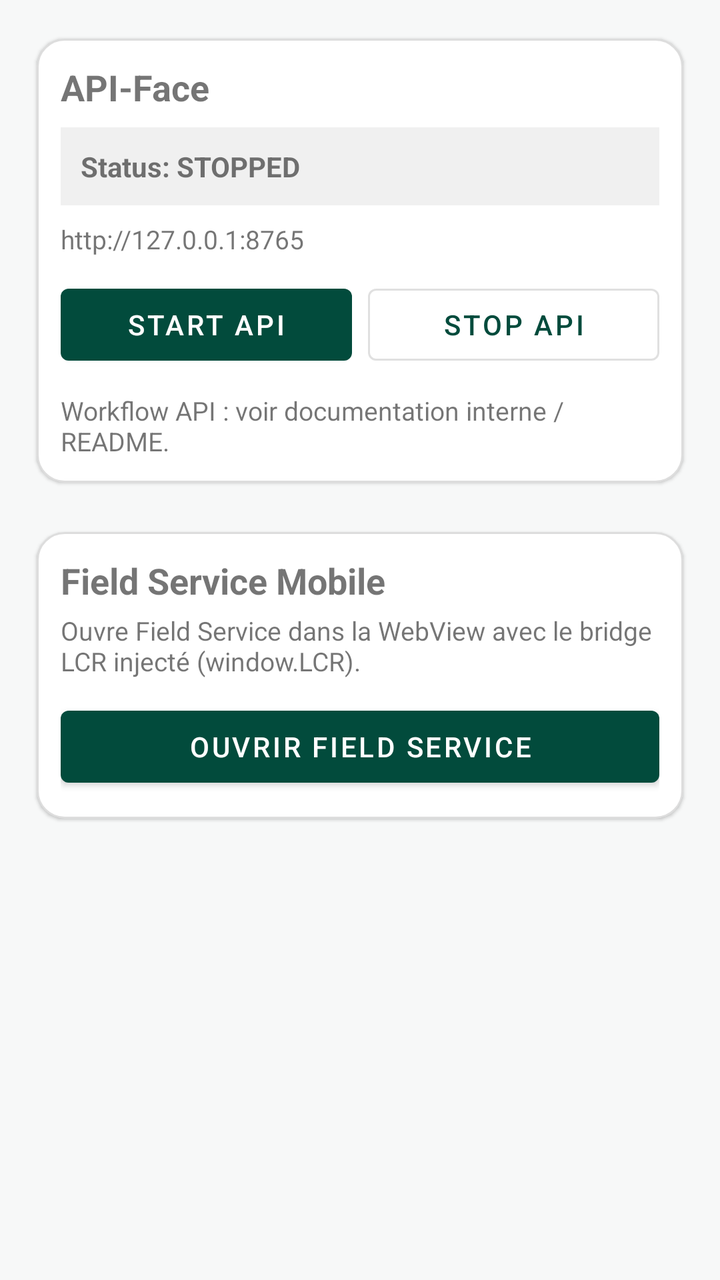
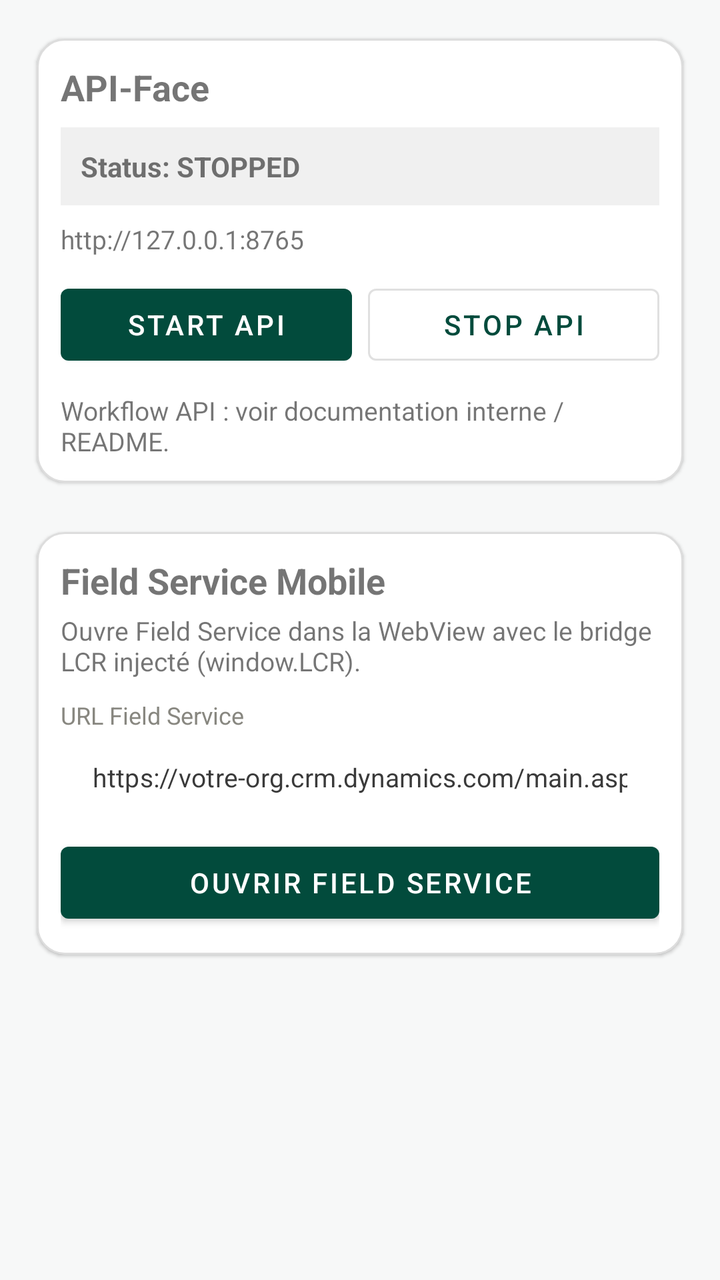

Compare the two renders of this Android layout. The source of the first and the diff that turns it into the second are given below.
<!-- AndroidManifest.xml: application theme Theme.LcrFilgoEnergie -->
<!-- res/layout/fragment_api_face.xml -->
<androidx.core.widget.NestedScrollView xmlns:android="http://schemas.android.com/apk/res/android"
    xmlns:app="http://schemas.android.com/apk/res-auto"
    android:id="@+id/apiFaceRootScroll"
    android:layout_width="match_parent"
    android:layout_height="match_parent"
    android:fillViewport="true"
    android:padding="12dp">

    <LinearLayout
        android:id="@+id/apiFaceRoot"
        android:layout_width="match_parent"
        android:layout_height="wrap_content"
        android:orientation="vertical">

        
        <com.google.android.material.card.MaterialCardView
            android:layout_width="match_parent"
            android:layout_height="wrap_content"
            app:cardUseCompatPadding="true"
            app:cardCornerRadius="14dp"
            app:strokeWidth="1dp"
            app:strokeColor="#22000000">

            <LinearLayout
                android:layout_width="match_parent"
                android:layout_height="wrap_content"
                android:orientation="vertical"
                android:padding="12dp">

                <TextView
                    android:id="@+id/txtApiTitle"
                    android:layout_width="match_parent"
                    android:layout_height="wrap_content"
                    android:text="API‑Face"
                    android:textStyle="bold"
                    android:textSize="18sp" />

                
                <TextView
                    android:id="@+id/txtApiStatus"
                    android:layout_width="match_parent"
                    android:layout_height="wrap_content"
                    android:text="Status: STOPPED"
                    android:textStyle="bold"
                    android:textSize="14sp"
                    android:layout_marginTop="8dp"
                    android:padding="10dp"
                    android:background="#0F000000" />

                
                <TextView
                    android:id="@+id/txtApiUrl"
                    android:layout_width="match_parent"
                    android:layout_height="wrap_content"
                    android:text="http://127.0.0.1:8765"
                    android:textIsSelectable="true"
                    android:textSize="13sp"
                    android:layout_marginTop="8dp" />

                
                <LinearLayout
                    android:layout_width="match_parent"
                    android:layout_height="wrap_content"
                    android:orientation="horizontal"
                    android:layout_marginTop="10dp">

                    <com.google.android.material.button.MaterialButton
                        android:id="@+id/btnApiStart"
                        android:layout_width="0dp"
                        android:layout_height="wrap_content"
                        android:layout_weight="1"
                        android:text="Start API" />

                    <com.google.android.material.button.MaterialButton
                        android:id="@+id/btnApiStop"
                        style="@style/Widget.MaterialComponents.Button.OutlinedButton"
                        android:layout_width="0dp"
                        android:layout_height="wrap_content"
                        android:layout_weight="1"
                        android:layout_marginStart="8dp"
                        android:text="Stop API" />
                </LinearLayout>

                
                <TextView
                    android:id="@+id/txtApiHowTo"
                    android:layout_width="match_parent"
                    android:layout_height="wrap_content"
                    android:layout_marginTop="10dp"
                    android:text="Workflow API : voir documentation interne / README."
                    android:textSize="13sp" />
            </LinearLayout>
        </com.google.android.material.card.MaterialCardView>

        
        <com.google.android.material.card.MaterialCardView
            android:layout_width="match_parent"
            android:layout_height="wrap_content"
            android:layout_marginTop="10dp"
            app:cardUseCompatPadding="true"
            app:cardCornerRadius="14dp"
            app:strokeWidth="1dp"
            app:strokeColor="#22000000">

            <LinearLayout
                android:layout_width="match_parent"
                android:layout_height="wrap_content"
                android:orientation="vertical"
                android:padding="12dp">

                <TextView
                    android:layout_width="match_parent"
                    android:layout_height="wrap_content"
                    android:text="Field Service Mobile"
                    android:textStyle="bold"
                    android:textSize="18sp" />

                <TextView
                    android:layout_width="match_parent"
                    android:layout_height="wrap_content"
                    android:text="Ouvre Field Service dans la WebView avec le bridge LCR injecté (window.LCR)."
                    android:textSize="13sp"
                    android:layout_marginTop="4dp" />

                <com.google.android.material.button.MaterialButton
                    android:id="@+id/btnFieldService"
                    android:layout_width="match_parent"
                    android:layout_height="wrap_content"
                    android:layout_marginTop="10dp"
                    android:text="Ouvrir Field Service" />

            </LinearLayout>
        </com.google.android.material.card.MaterialCardView>

        
        <View
            android:layout_width="match_parent"
            android:layout_height="16dp" />

    </LinearLayout>
</androidx.core.widget.NestedScrollView>
<!-- resources referenced by this layout -->
<resources>
  <style name="Theme.LcrFilgoEnergie" parent="Theme.MaterialComponents.DayNight.NoActionBar">
  
          
          <item name="colorPrimary">@color/filgo_green</item>
          <item name="colorPrimaryDark">@color/filgo_green_dark</item>
          <item name="colorSecondary">@color/filgo_green_light</item>
  
          
          <item name="colorAccent">@color/filgo_green_light</item>
  
          
          <item name="colorControlNormal">@color/outline</item>
          <item name="colorControlActivated">@color/outline_focus</item>
  
          
          <item name="android:windowBackground">@color/bg_app</item>
  
          
          <item name="buttonStyle">@style/FilgoButton</item>
          <item name="editTextStyle">@style/FilgoEditText</item>
  
      </style>
  <color name="filgo_green">#024B3C</color>
  <color name="filgo_green_dark">#01372C</color>
  <color name="filgo_green_light">#0B6B55</color>
  <color name="outline">#D5DBD9</color>
  <color name="outline_focus">@color/filgo_green</color>
  <color name="bg_app">#F7F8F8</color>
  <style name="FilgoButton" parent="Widget.MaterialComponents.Button">
          <item name="backgroundTint">@color/btn_primary_bg</item>
          <item name="android:textColor">@color/btn_primary_text</item>
          <item name="android:textAllCaps">false</item>
      </style>
  <style name="FilgoEditText" parent="Widget.MaterialComponents.TextInputEditText.OutlinedBox">
          <item name="android:textColor">@color/text_primary</item>
          <item name="android:textColorHint">@color/text_secondary</item>
          <item name="android:padding">10dp</item>
      </style>
  <color name="btn_primary_bg">@color/filgo_green</color>
  <color name="btn_primary_text">@color/text_on_green</color>
  <color name="text_primary">#111111</color>
  <color name="text_secondary">#3A3A3A</color>
  <color name="text_on_green">#FFFFFF</color>
</resources>

<!-- the commit's change to res/layout/fragment_api_face.xml (unified diff, before → after) -->
@@ -122,13 +122,30 @@
                     android:textSize="13sp"
                     android:layout_marginTop="4dp" />
 
+                <TextView
+                    android:layout_width="match_parent"
+                    android:layout_height="wrap_content"
+                    android:text="URL Field Service"
+                    android:textSize="12sp"
+                    android:layout_marginTop="10dp"
+                    android:textColor="#888780" />
+
+                <EditText
+                    android:id="@+id/editFieldServiceUrl"
+                    android:layout_width="match_parent"
+                    android:layout_height="wrap_content"
+                    android:layout_marginTop="4dp"
+                    android:hint="https://votre-org.crm.dynamics.com/main.aspx"
+                    android:inputType="textUri"
+                    android:textSize="13sp"
+                    android:singleLine="true" />
+
                 <com.google.android.material.button.MaterialButton
                     android:id="@+id/btnFieldService"
                     android:layout_width="match_parent"
                     android:layout_height="wrap_content"
                     android:layout_marginTop="10dp"
                     android:text="Ouvrir Field Service" />
-
             </LinearLayout>
         </com.google.android.material.card.MaterialCardView>
 
